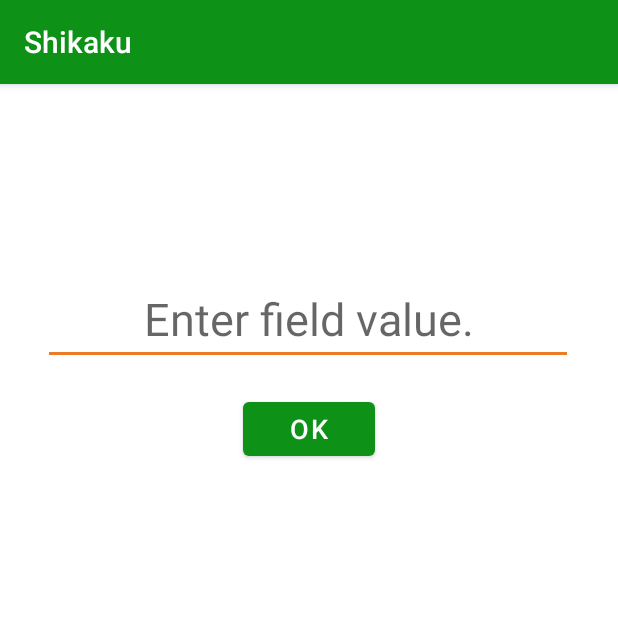
After one commit to Matej-Chmel/shikaku-android, an Android app: the ChooseNumberActivity screen opened directly, with no data from a screen before it, on a phone screen of 412 x 824 dp, the top half of it. The commit adds this screen. Run offline under Robolectric (Android 15) with nearby library versions, the phone set to English and light mode, and no system bars.

Commit message:
Nyní lze při editaci vybrat vyšší hodnotu než 9 pomocí další aktivity.

```diff
--- a/app/src/main/AndroidManifest.xml
+++ b/app/src/main/AndroidManifest.xml
@@ -11,6 +11,7 @@
 		android:supportsRtl="true"
 		android:theme="@style/Theme.Shikaku"
 		tools:ignore="AllowBackup">
+		<activity android:name=".ChooseNumberActivity" />
 		<activity android:name=".ListActivity" />
 		<activity android:name=".GameActivity" />
 		<activity android:name=".AboutActivity" />
--- /dev/null
+++ b/app/src/main/java/edu/mch/shikaku/ChooseNumberActivity.java
@@ -0,0 +1,40 @@
+package edu.mch.shikaku;
+import android.content.Intent;
+import android.os.Bundle;
+import android.view.View;
+import android.widget.EditText;
+import android.widget.Toast;
+import androidx.appcompat.app.AppCompatActivity;
+
+public class ChooseNumberActivity extends AppCompatActivity
+{
+	private EditText editNumberFieldValue;
+	private String toastFieldValueTooHighText;
+
+	@Override
+	protected void onCreate(Bundle savedInstanceState)
+	{
+		super.onCreate(savedInstanceState);
+		this.setContentView(R.layout.activity_choose_number);
+
+		this.editNumberFieldValue = this.findViewById(R.id.editNumber_fieldValue);
+		this.toastFieldValueTooHighText = String.format(this.getResources()
+				.getString(R.string.toast_fieldValueTooHigh), Level.MAXIMUM_FIELD_VALUE);
+	}
+
+	public void onButtonFieldValue(View view)
+	{
+		int value = Integer.parseInt(this.editNumberFieldValue.getText().toString());
+
+		if (value > Level.MAXIMUM_FIELD_VALUE)
+		{
+			Toast.makeText(this, this.toastFieldValueTooHighText, Toast.LENGTH_SHORT).show();
+			return;
+		}
+
+		Intent intent = new Intent();
+		intent.putExtra(IntentExtras.FIELD_VALUE, value);
+		this.setResult(IntentExtras.RESULT_CODE_FIELD_VALUE, intent);
+		this.finish();
+	}
+}
--- a/app/src/main/java/edu/mch/shikaku/ClickDetector.java
+++ b/app/src/main/java/edu/mch/shikaku/ClickDetector.java
@@ -16,7 +16,8 @@ public class ClickDetector implements View.OnTouchListener
 	@Override
 	public boolean onTouch(View view, MotionEvent event)
 	{
-		this.clickable.onClick(event.getX(), event.getY());
+		if (event.getAction() == MotionEvent.ACTION_UP)
+			this.clickable.onClick(event.getX(), event.getY());
 		return true;
 	}
 }
--- a/app/src/main/java/edu/mch/shikaku/Difficulty.java
+++ b/app/src/main/java/edu/mch/shikaku/Difficulty.java
@@ -44,7 +44,7 @@ public enum Difficulty
 					maxField = fieldValue;
 			}
 
-		if (maxField == 0)
+		if (maxField == 0 || maxField == totalSpace)
 			return Difficulty.EASY;
 
 		float percentageTake = (float) maxField / (float) totalSpace;
--- a/app/src/main/java/edu/mch/shikaku/EditorPaletteRenderer.java
+++ b/app/src/main/java/edu/mch/shikaku/EditorPaletteRenderer.java
@@ -25,7 +25,7 @@ public class EditorPaletteRenderer extends Renderer
 		this.blackPaint.setTextSize(this.tileWidth / 2);
 	}
 
-	public void draw(int chosenTileIndex)
+	public void draw(int chosenTileIndex, Integer extraNumber)
 	{
 		this.renderBackground(this.canvas);
 
@@ -46,7 +46,7 @@ public class EditorPaletteRenderer extends Renderer
 			);
 
 		this.canvas.drawText(
-				"...",
+				extraNumber == null ? "..." : extraNumber.toString(),
 				this.numberTilesCount * this.tileWidth + this.textMoveWidth,
 				this.textMoveHeight,
 				this.blackPaint
--- a/app/src/main/java/edu/mch/shikaku/IntentExtras.java
+++ b/app/src/main/java/edu/mch/shikaku/IntentExtras.java
@@ -2,6 +2,8 @@ package edu.mch.shikaku;
 
 public class IntentExtras
 {
+	public static final int RESULT_CODE_FIELD_VALUE = 1;
+	public static final String FIELD_VALUE = "fieldValue";
 	public static final String LAUNCH_EDITOR = "launchEditor";
 	public static final String LEVEL_INDEX = "levelIndex";
 }
--- a/app/src/main/java/edu/mch/shikaku/Level.java
+++ b/app/src/main/java/edu/mch/shikaku/Level.java
@@ -6,6 +6,9 @@ import java.util.Scanner;
 
 public abstract class Level
 {
+	public static final int MAXIMUM_DIMENSION = 32;
+	public static final int MAXIMUM_FIELD_VALUE = Level.MAXIMUM_DIMENSION * Level.MAXIMUM_DIMENSION;
+
 	public static final String BOARD = "board";
 	public static final String BEST_TIME = "best_time";
 	public static final String DIFFICULTY = "difficulty";
--- /dev/null
+++ b/app/src/main/res/layout/activity_choose_number.xml
@@ -0,0 +1,40 @@
+<?xml version="1.0" encoding="utf-8"?>
+<androidx.constraintlayout.widget.ConstraintLayout xmlns:android="http://schemas.android.com/apk/res/android"
+	xmlns:app="http://schemas.android.com/apk/res-auto"
+	xmlns:tools="http://schemas.android.com/tools"
+	android:layout_width="match_parent"
+	android:layout_height="match_parent"
+	tools:context=".ChooseNumberActivity">
+
+	<EditText
+		android:id="@+id/editNumber_fieldValue"
+		android:layout_width="wrap_content"
+		android:layout_height="wrap_content"
+		android:ems="10"
+		android:hint="@string/editNumber_fieldValue_hint"
+		android:inputType="number"
+		android:textAlignment="center"
+		android:textSize="30sp"
+		app:layout_constraintBottom_toBottomOf="parent"
+		app:layout_constraintEnd_toEndOf="parent"
+		app:layout_constraintHorizontal_bias="0.491"
+		app:layout_constraintStart_toStartOf="parent"
+		app:layout_constraintTop_toTopOf="parent"
+		app:layout_constraintVertical_bias="0.178"
+		android:importantForAutofill="no" />
+
+	<Button
+		android:id="@+id/button_fieldValue"
+		android:layout_width="wrap_content"
+		android:layout_height="wrap_content"
+		android:onClick="onButtonFieldValue"
+		android:text="@string/confirm"
+		android:textAlignment="center"
+		android:textSize="18sp"
+		app:layout_constraintBottom_toBottomOf="parent"
+		app:layout_constraintEnd_toEndOf="parent"
+		app:layout_constraintStart_toStartOf="parent"
+		app:layout_constraintTop_toBottomOf="@+id/editNumber_fieldValue"
+		app:layout_constraintVertical_bias="0.035" />
+
+</androidx.constraintlayout.widget.ConstraintLayout>
--- a/app/src/main/res/values/strings.xml
+++ b/app/src/main/res/values/strings.xml
@@ -24,5 +24,8 @@
 	<string name="stopWatch_placeholder" translatable="false">0 s</string>
 	<string name="toast_newBestTime">You beat the record!</string>
 	<string name="stopWatch_notAttempted">Not attempted</string>
+	<string name="editNumber_fieldValue_hint">Enter field value.</string>
+	<string name="confirm">OK</string>
+	<string name="toast_fieldValueTooHigh">Value cannot be higher than %d.</string>
 
 </resources>
```
Also changed, not shown: app/src/main/java/edu/mch/shikaku/EditorPalette.java (+15 -3 lines), app/src/main/java/edu/mch/shikaku/GameActivity.java (+17 -1 lines), 1 other file.
